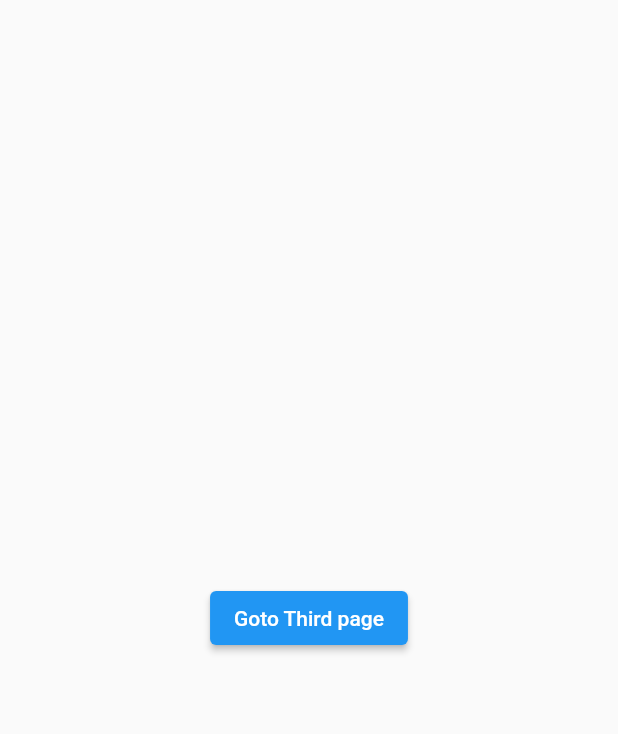
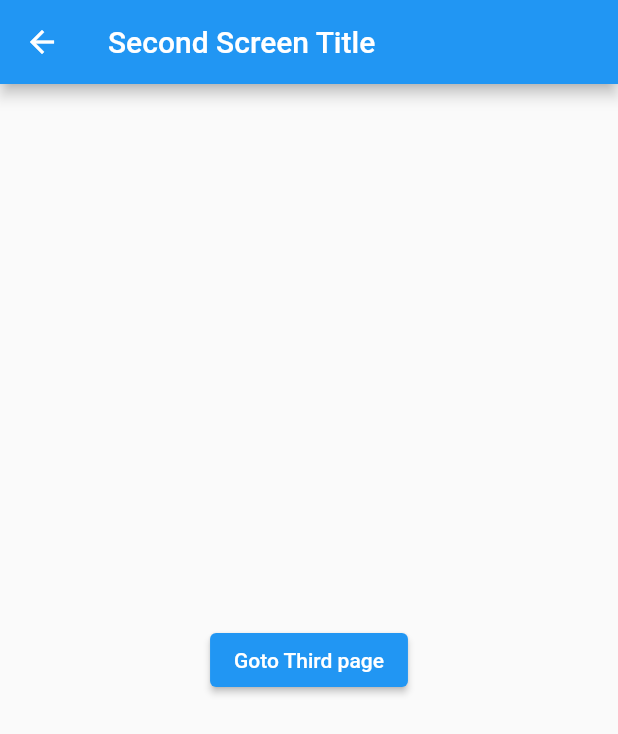
Before and after one commit to SubrotaDebnath/flutter_experiments, a Flutter app: the screen it shows after launch, after a tap on "Go to Second Screen", on a phone screen of 412 x 824 dp. Shown: the top 734 px of the screen. Run offline on Flutter 3.47's test engine with Material 2 defaults, Android fonts, the phone set to English and light mode, and no system bars.

Commit message:
On generated routes with arguments

```diff
--- a/lib/main.dart
+++ b/lib/main.dart
@@ -1,6 +1,6 @@
 import 'package:flutter/material.dart';
 import 'package:flutter_experiments/routes/route_generator.dart';
-import 'package:flutter_experiments/screens/home_page.dart';
+import 'package:flutter_experiments/routes/routes.dart';
 
 void main() {
   runApp(const MyApp());
@@ -16,7 +16,7 @@ class MyApp extends StatelessWidget {
       theme: ThemeData(
         primarySwatch: Colors.blue,
       ),
-      initialRoute: '/',
+      initialRoute: Routes.kRootScreen,
       onGenerateRoute: RouteGenerator.generateRoute,
     );
   }
--- a/lib/routes/route_generator.dart
+++ b/lib/routes/route_generator.dart
@@ -13,9 +13,24 @@ class RouteGenerator {
       case Routes.kRootScreen:
         return MaterialPageRoute(builder: (_) => const HomePage());
       case Routes.kSecondScreen:
-        return MaterialPageRoute(builder: (_) => const SecondScreen());
+        if (args is String) {
+          return MaterialPageRoute(
+            builder: (_) => SecondScreen(
+              tittle: args,
+            ),
+          );
+        }
+        return MaterialPageRoute(builder: (_) => const ErrorScreen());
+
       case Routes.kThirdScreen:
-        return MaterialPageRoute(builder: (_) => const ThirdScreen());
+        if (args is String) {
+          return MaterialPageRoute(
+            builder: (_) => ThirdScreen(
+              tittle: args,
+            ),
+          );
+        }
+        return MaterialPageRoute(builder: (_) => const ErrorScreen());
       default:
         return MaterialPageRoute(builder: (_) => const ErrorScreen());
     }
--- a/lib/screens/home_page.dart
+++ b/lib/screens/home_page.dart
@@ -13,7 +13,7 @@ class HomePage extends StatelessWidget {
       body: Center(
         child: ElevatedButton(
           onPressed: () {
-            Navigator.of(context).pushNamed(Routes.kSecondScreen);
+            Navigator.of(context).pushNamed(Routes.kSecondScreen,arguments: 'Second Screen Title');
           },
           child: const Text('Go to Second Screen'),
         ),
--- a/lib/screens/second_screen.dart
+++ b/lib/screens/second_screen.dart
@@ -2,15 +2,34 @@ import 'package:flutter/material.dart';
 import 'package:flutter_experiments/routes/routes.dart';
 
 class SecondScreen extends StatelessWidget {
-  const SecondScreen({Key? key}) : super(key: key);
+  final String tittle;
+
+  const SecondScreen({
+    required this.tittle,
+    Key? key,
+  }) : super(key: key);
 
   @override
   Widget build(BuildContext context) {
     return Scaffold(
+      appBar: AppBar(
+        title: Text(
+          tittle,
+        ),
+        leading: IconButton(
+          icon: const Icon(Icons.arrow_back),
+          onPressed: () {
+            Navigator.pop(context);
+          },
+        ),
+      ),
       body: Center(
         child: ElevatedButton(
           onPressed: () {
-            Navigator.of(context).pushNamed(Routes.kThirdScreen);
+            Navigator.of(context).pushNamed(
+              Routes.kThirdScreen,
+              arguments: 'Third Screen Title',
+            );
           },
           child: const Text('Goto Third page'),
         ),
```
Also changed, not shown: lib/screens/error_screen.dart (+10 -2 lines), lib/screens/third_screen.dart (+15 -1 lines).
